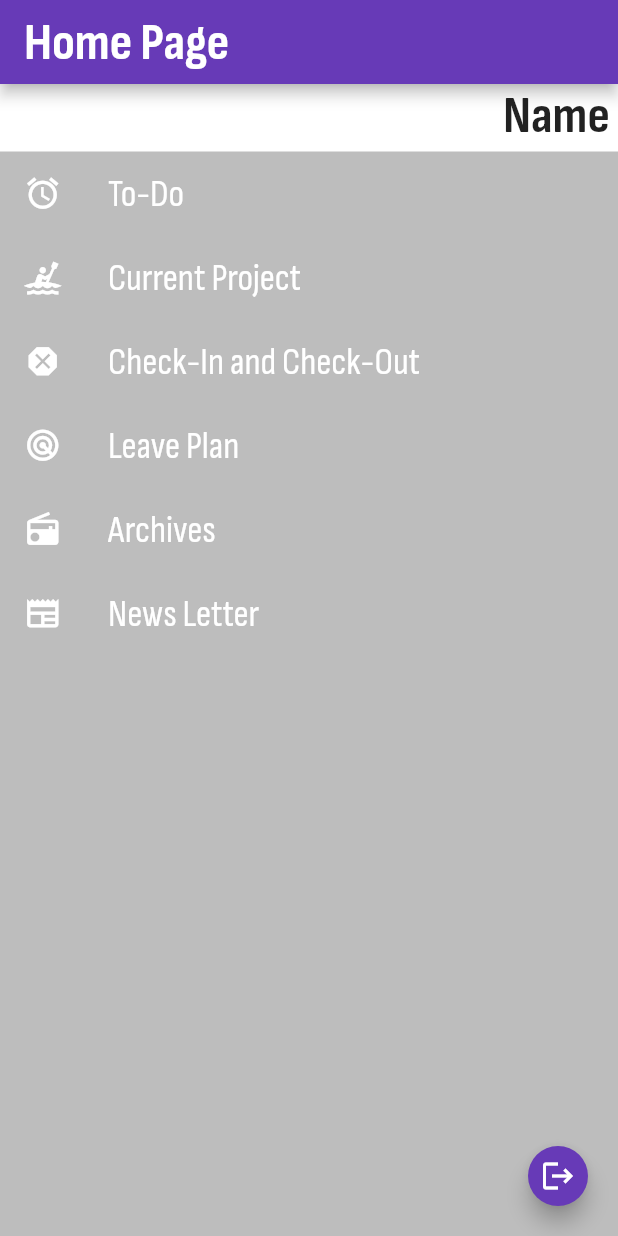
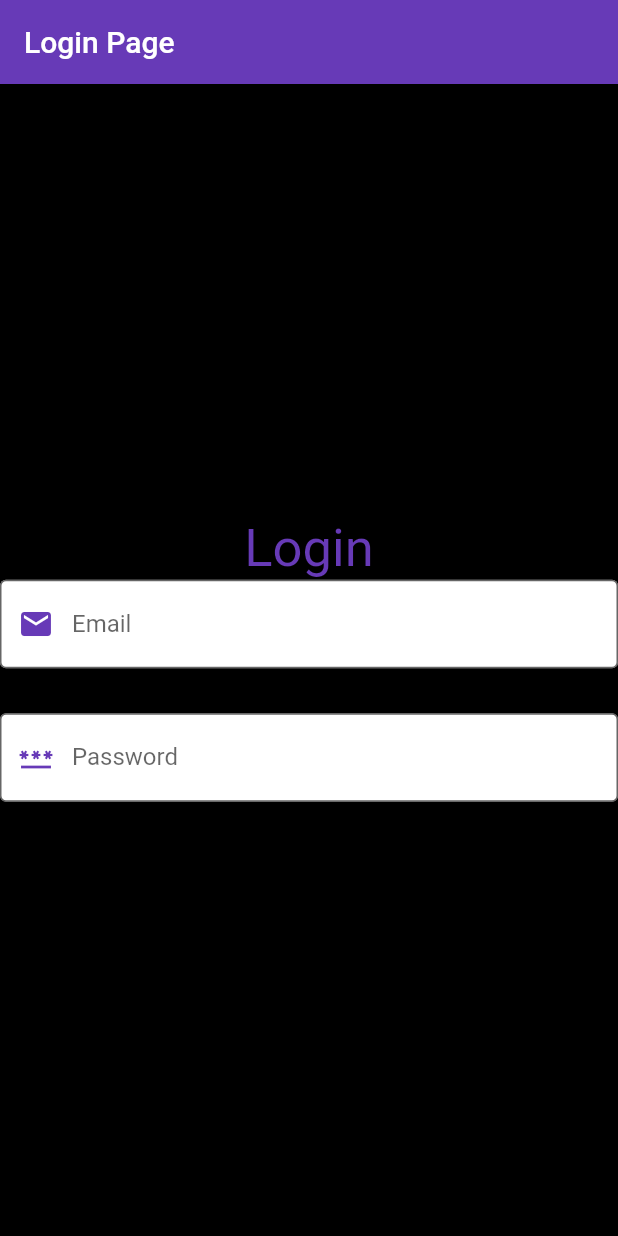
Before and after one commit to violethappyjoy/Flutter_CS_nirma_Proj, a Flutter app: the screen it shows after launch, after a tap on "Login", on a phone screen of 412 x 824 dp. Run offline on Flutter 3.47's test engine with Material 2 defaults, Android fonts, the phone set to English and light mode, and no system bars; our stand-ins replace page_transition.

Commit message:
second commit

```diff
--- a/lib/content/login_content.dart
+++ b/lib/content/login_content.dart
@@ -1,6 +1,7 @@
 import 'package:flutter/material.dart';
 import 'package:proj1/content/text_content.dart';
 import 'package:proj1/screens/screen1.dart';
+import 'package:proj1/screens/screen_login.dart';
 
 class LoginBar extends StatelessWidget {
   const LoginBar({Key? key}) : super(key: key);
@@ -11,7 +12,7 @@ class LoginBar extends StatelessWidget {
         onPressed: () {
           Navigator.pushAndRemoveUntil(
               context,
-              MaterialPageRoute(builder: (context) => const Screen1()),
+              MaterialPageRoute(builder: (context) => const LoginPage()),
               (route) => false);
         },
         style: ElevatedButton.styleFrom(
--- a/lib/content/logout_content.dart
+++ b/lib/content/logout_content.dart
@@ -12,7 +12,7 @@ class LogOutFloatButton extends StatelessWidget {
         Navigator.pushAndRemoveUntil(
             context,
             PageTransition(
-              child: const Screen0(),
+              child: const Screen0Mat(),
               type: PageTransitionType.fade,
               duration: const Duration(milliseconds: 100),
             ),
--- a/lib/main.dart
+++ b/lib/main.dart
@@ -3,9 +3,5 @@ import 'package:proj1/screens/screen0.dart';
 import 'package:proj1/screens/screen1.dart';
 
 void main() {
-  runApp(const MaterialApp(
-    title: "Home Page",
-    home: Screen0(),
-    debugShowCheckedModeBanner: false,
-  ));
+  runApp(const Screen0Mat());
 }
--- a/lib/screens/screen0.dart
+++ b/lib/screens/screen0.dart
@@ -3,6 +3,18 @@ import 'package:proj1/content/list_view_content.dart';
 import 'package:proj1/content/logout_content.dart';
 import 'package:proj1/content/text_content.dart';
 
+class Screen0Mat extends StatelessWidget {
+  const Screen0Mat({super.key});
+  @override
+  Widget build(BuildContext context) {
+    return const MaterialApp(
+      title: "Home Page",
+      home: Screen0(),
+      debugShowCheckedModeBanner: false,
+    );
+  }
+
+}
 
 class Screen0 extends StatelessWidget {
   const Screen0({Key? key}) : super(key: key);
@@ -18,7 +30,7 @@ class Screen0 extends StatelessWidget {
       ),
       body: const BefLoginList(),
       //floatingActionButton: const LogOutFloatButton(),
-      backgroundColor: Colors.black26,
+      backgroundColor: Colors.black,
     );
   }
 }
--- a/lib/screens/screen1.dart
+++ b/lib/screens/screen1.dart
@@ -2,6 +2,19 @@ import 'package:flutter/material.dart';
 import 'package:proj1/content/list_view_content.dart';
 import 'package:proj1/content/logout_content.dart';
 import 'package:proj1/content/text_content.dart';
+
+class Screen1Mat extends StatelessWidget {
+  const Screen1Mat({super.key});
+  @override
+  Widget build(BuildContext context) {
+    return const MaterialApp(
+      title: "Home Page",
+      home: Screen1(),
+      debugShowCheckedModeBanner: false,
+    );
+  }
+
+}
 
 class Screen1 extends StatelessWidget {
   const Screen1({Key? key}) : super(key: key);
@@ -17,7 +30,7 @@ class Screen1 extends StatelessWidget {
       ),
       body: const HomeList(),
       floatingActionButton: const LogOutFloatButton(),
-      backgroundColor: Colors.black26,
+      backgroundColor: Colors.black,
     );
   }
 }
--- a/lib/screens/screen_login.dart
+++ b/lib/screens/screen_login.dart
@@ -0,0 +1,90 @@
+import 'package:flutter/material.dart';
+
+class LoginPage extends StatefulWidget{
+  const LoginPage({super.key});
+
+  @override
+  _LoginState createState() => _LoginState();
+}
+
+class _LoginState extends State<LoginPage> {
+  @override
+  Widget build(BuildContext context) {
+    return MaterialApp(
+      home: Scaffold(
+        appBar: AppBar(
+          title: const Text('Login Page'),
+          backgroundColor: Colors.deepPurple,
+          foregroundColor: Colors.white,
+        ),
+        body: Column(
+          mainAxisAlignment: MainAxisAlignment.center,
+          crossAxisAlignment: CrossAxisAlignment.center,
+          children:  [
+            const Text(
+              'Login',
+              style: TextStyle(
+                fontSize: 35,
+                color: Colors.deepPurple,
+              ),
+            ),
+
+            Form(
+              child: Column(
+                children: [
+                  TextFormField(
+                    keyboardType: TextInputType.emailAddress,
+                    decoration: const InputDecoration(
+                      filled: true,
+                      labelText: 'Email',
+                      hintText: 'Enter Email',
+                      prefixIcon: Icon(Icons.email),
+                      prefixIconColor: Colors.deepPurple,
+                      fillColor: Colors.white,
+                      hoverColor: Colors.white,
+                      focusColor: Colors.white,
+                      border: OutlineInputBorder(),
+                    ),
+                    onChanged: (String value){
+
+                    },
+                    validator: (value){
+                      return value!.isEmpty?'Please enter email': null;
+                    },
+                  ),
+
+                  const SizedBox(height: 30,),
+
+                  TextFormField(
+                    keyboardType: TextInputType.visiblePassword,
+                    decoration: const InputDecoration(
+                      filled: true,
+                      labelText: 'Password',
+                      hintText: 'Enter Password',
+                      prefixIcon: Icon(Icons.password),
+                      prefixIconColor: Colors.deepPurple,
+                      fillColor: Colors.white,
+                      hoverColor: Colors.white,
+                      focusColor: Colors.white,
+                      border: OutlineInputBorder(),
+                    ),
+                    onChanged: (String value){
+
+                    },
+                    validator: (value){
+                      return value!.isEmpty?'Please enter password': null;
+                    },
+                  ),
+                ],
+              ),
+            )
+          ],
+        ),
+        backgroundColor: Colors.black,
+
+      ),
+      debugShowCheckedModeBanner: false,
+    );
+  }
+
+}
--- a/pubspec.yaml
+++ b/pubspec.yaml
@@ -30,8 +30,6 @@ dependencies:
   flutter:
     sdk: flutter
   page_transition: ^2.0.5
-
-
   # The following adds the Cupertino Icons font to your application.
   # Use with the CupertinoIcons class for iOS style icons.
   cupertino_icons: ^1.0.2
```
Also changed, not shown: pubspec.lock.
